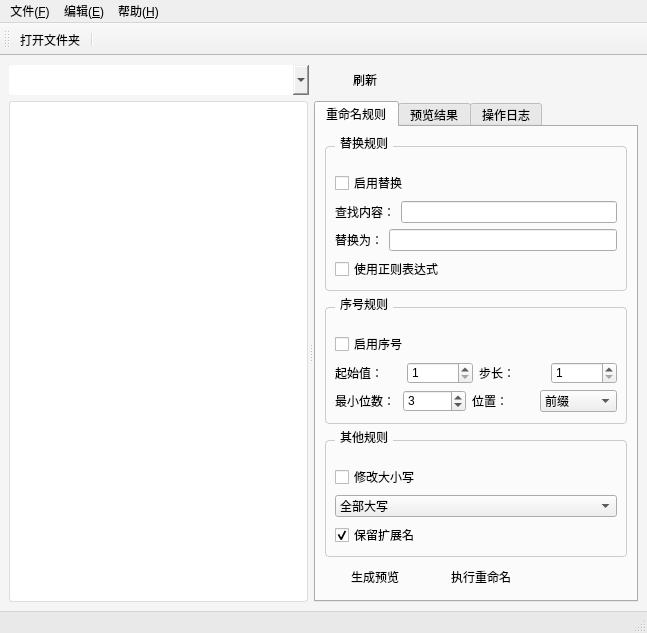
mawenshui/My_Tools_Project, file FilesRename/mainwindow.ui: the form before one commit.
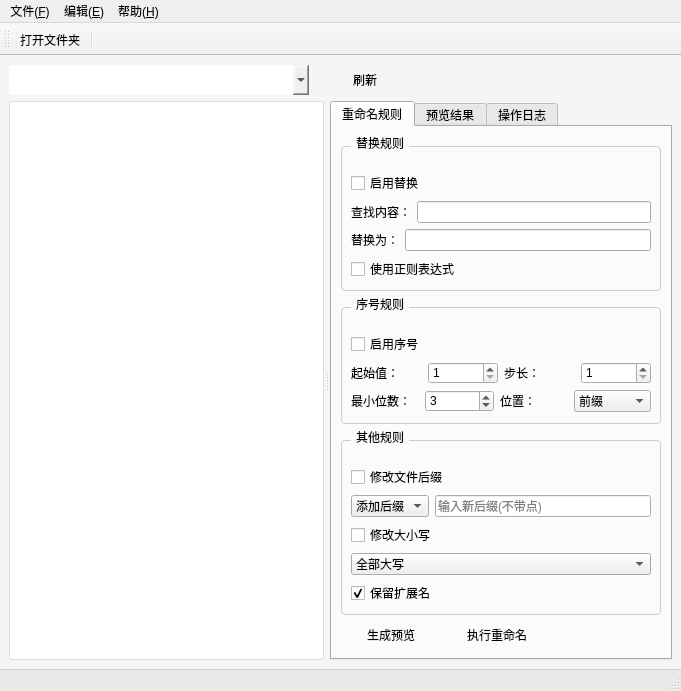
The form after the commit. Icons and pictures are not drawn.

```diff
--- a/FilesRename/mainwindow.ui
+++ b/FilesRename/mainwindow.ui
@@ -6,8 +6,8 @@
    <rect>
     <x>0</x>
     <y>0</y>
-    <width>647</width>
-    <height>588</height>
+    <width>681</width>
+    <height>638</height>
    </rect>
   </property>
   <property name="windowTitle">
@@ -116,11 +116,17 @@
        <property name="selectionMode">
         <enum>QAbstractItemView::ExtendedSelection</enum>
        </property>
+       <property name="uniformRowHeights">
+        <bool>true</bool>
+       </property>
+       <property name="sortingEnabled">
+        <bool>true</bool>
+       </property>
        <property name="animated">
         <bool>true</bool>
        </property>
        <property name="headerHidden">
-        <bool>true</bool>
+        <bool>false</bool>
        </property>
       </widget>
       <widget class="QTabWidget" name="tabWidget">
@@ -299,6 +305,43 @@
             <string>其他规则</string>
            </property>
            <layout class="QVBoxLayout" name="verticalLayout_Other">
+            <item>
+             <widget class="QCheckBox" name="checkBox_ExtensionModify">
+              <property name="text">
+               <string>修改文件后缀</string>
+              </property>
+             </widget>
+            </item>
+            <item>
+             <layout class="QHBoxLayout" name="horizontalLayout_Extension">
+              <item>
+               <widget class="QComboBox" name="comboBox_ExtensionAction">
+                <item>
+                 <property name="text">
+                  <string>添加后缀</string>
+                 </property>
+                </item>
+                <item>
+                 <property name="text">
+                  <string>替换后缀</string>
+                 </property>
+                </item>
+                <item>
+                 <property name="text">
+                  <string>删除后缀</string>
+                 </property>
+                </item>
+               </widget>
+              </item>
+              <item>
+               <widget class="QLineEdit" name="lineEdit_ExtensionValue">
+                <property name="placeholderText">
+                 <string>输入新后缀(不带点)</string>
+                </property>
+               </widget>
+              </item>
+             </layout>
+            </item>
             <item>
              <widget class="QCheckBox" name="checkBox_Case">
               <property name="text">
@@ -423,7 +466,7 @@
     <rect>
      <x>0</x>
      <y>0</y>
-     <width>647</width>
+     <width>681</width>
      <height>23</height>
     </rect>
    </property>
```
Left out of the diff: 5 changed lines with no effect on the pictures.
